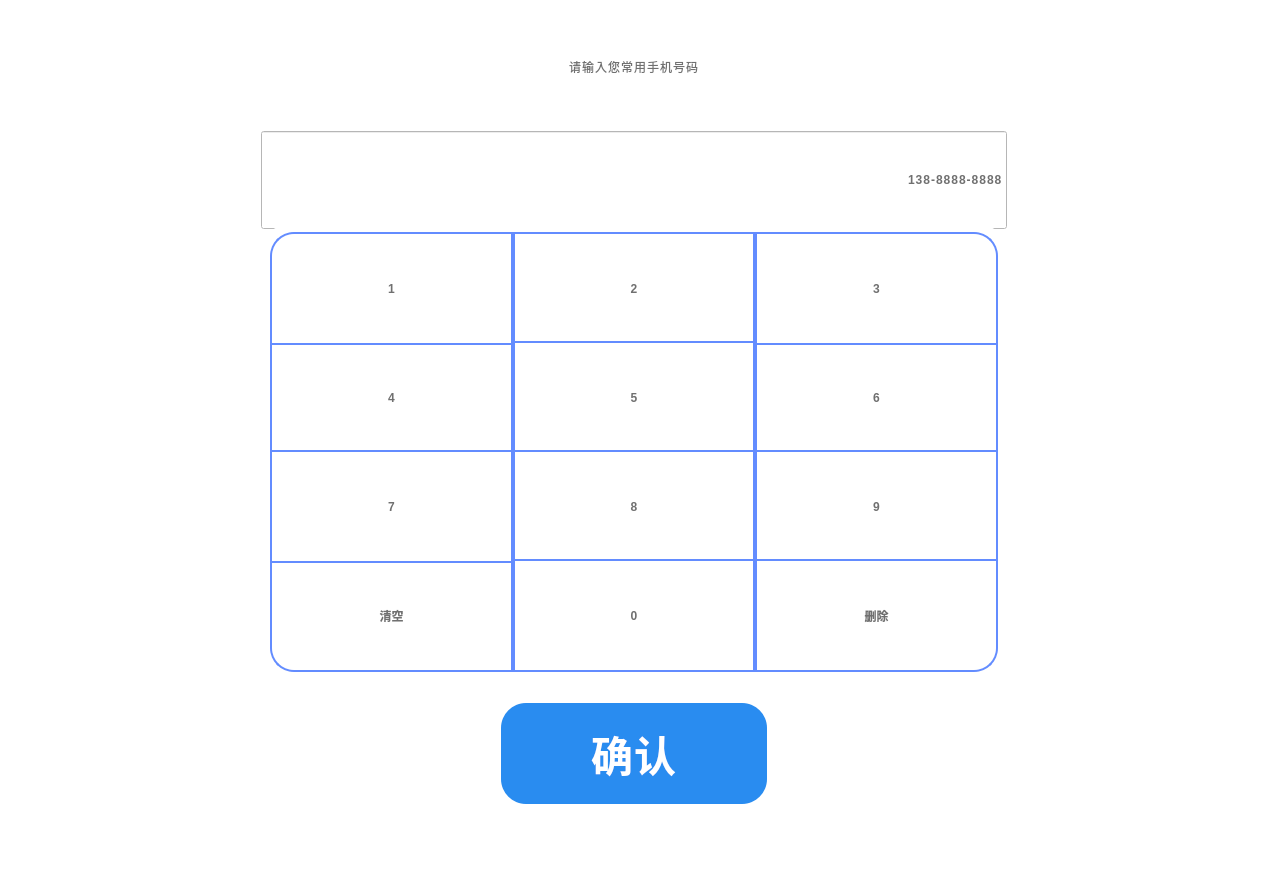
Before: the Qt Designer form SSCard_System/uc_inputmobile.ui in leithergit/SSCard_System, drawn with Qt 5.
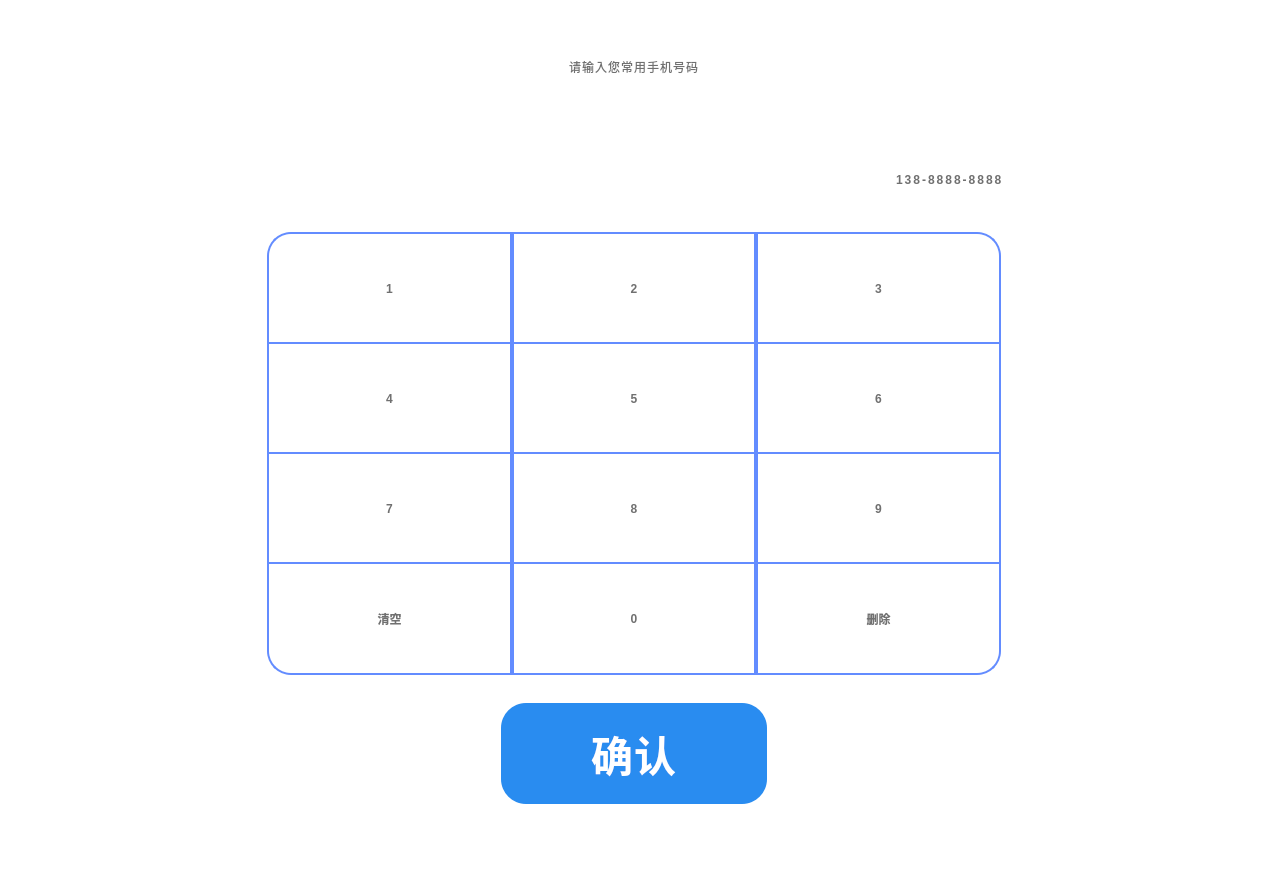
After: the same form once the commit is applied. Icons and pictures are not drawn.

What changed in the file:
```diff
--- a/SSCard_System/uc_inputmobile.ui
+++ b/SSCard_System/uc_inputmobile.ui
@@ -96,10 +96,11 @@
           <string notr="true">font: 57 64px &quot;思源黑体 CN Medium&quot;;
 font-weight: bold;
 line-height: 49px;
-letter-spacing: 1px;
+letter-spacing: 2px;
 color: #707070;
 background-color: #ffffff;
-border-image: url(:/Image/InputMobile_BK.png);</string>
+border-image: url(:/Image/InputMobile_BK.png);
+border: solid 4px #638cff;</string>
          </property>
          <property name="inputMask">
           <string>000-0000-0000</string>
@@ -147,178 +148,21 @@
          </property>
          <layout class="QGridLayout" name="gridLayout">
           <property name="leftMargin">
-           <number>9</number>
+           <number>6</number>
           </property>
           <property name="topMargin">
            <number>6</number>
           </property>
           <property name="rightMargin">
-           <number>9</number>
+           <number>6</number>
           </property>
           <property name="bottomMargin">
-           <number>9</number>
+           <number>6</number>
           </property>
           <property name="spacing">
            <number>0</number>
           </property>
-          <item row="2" column="2">
-           <widget class="QPushButton" name="pushButton_6">
-            <property name="minimumSize">
-             <size>
-              <width>160</width>
-              <height>113</height>
-             </size>
-            </property>
-            <property name="maximumSize">
-             <size>
-              <width>16777215</width>
-              <height>113</height>
-             </size>
-            </property>
-            <property name="styleSheet">
-             <string notr="true">font: 42px &quot;思源黑体 CN Medium&quot;;
-font-weight: bold;
-color: #707070;
-background-color: #ffffff;
-border:2px solid #638cff;</string>
-            </property>
-            <property name="text">
-             <string>6</string>
-            </property>
-           </widget>
-          </item>
-          <item row="4" column="0">
-           <widget class="QPushButton" name="pushButton_Clear">
-            <property name="minimumSize">
-             <size>
-              <width>160</width>
-              <height>113</height>
-             </size>
-            </property>
-            <property name="maximumSize">
-             <size>
-              <width>16777215</width>
-              <height>113</height>
-             </size>
-            </property>
-            <property name="styleSheet">
-             <string notr="true">font: 42px &quot;思源黑体 CN Medium&quot;;
-font-weight: bold;
-color: #707070;
-background-color: #ffffff;
-border-bottom-left-radius:24px;
-border:2px solid #638cff;</string>
-            </property>
-            <property name="text">
-             <string>清空</string>
-            </property>
-           </widget>
-          </item>
-          <item row="2" column="0">
-           <widget class="QPushButton" name="pushButton_4">
-            <property name="minimumSize">
-             <size>
-              <width>160</width>
-              <height>113</height>
-             </size>
-            </property>
-            <property name="maximumSize">
-             <size>
-              <width>16777215</width>
-              <height>113</height>
-             </size>
-            </property>
-            <property name="styleSheet">
-             <string notr="true">font: 42px &quot;思源黑体 CN Medium&quot;;
-font-weight: bold;
-color: #707070;
-background-color: #ffffff;
-border:2px solid #638cff;</string>
-            </property>
-            <property name="text">
-             <string>4</string>
-            </property>
-           </widget>
-          </item>
-          <item row="3" column="2">
-           <widget class="QPushButton" name="pushButton_9">
-            <property name="minimumSize">
-             <size>
-              <width>160</width>
-              <height>113</height>
-             </size>
-            </property>
-            <property name="maximumSize">
-             <size>
-              <width>16777215</width>
-              <height>113</height>
-             </size>
-            </property>
-            <property name="styleSheet">
-             <string notr="true">font: 42px &quot;思源黑体 CN Medium&quot;;
-font-weight: bold;
-color: #707070;
-background-color: #ffffff;
-border:2px solid #638cff;</string>
-            </property>
-            <property name="text">
-             <string>9</string>
-            </property>
-           </widget>
-          </item>
-          <item row="1" column="1">
-           <widget class="QPushButton" name="pushButton_2">
-            <property name="minimumSize">
-             <size>
-              <width>160</width>
-              <height>113</height>
-             </size>
-            </property>
-            <property name="maximumSize">
-             <size>
-              <width>16777215</width>
-              <height>113</height>
-             </size>
-            </property>
-            <property name="styleSheet">
-             <string notr="true">font: 42px &quot;思源黑体 CN Medium&quot;;
-font-weight: bold;
-color: #707070;
-background-color: #ffffff;
-border:2px solid #638cff;</string>
-            </property>
-            <property name="text">
-             <string>2</string>
-            </property>
-           </widget>
-          </item>
-          <item row="2" column="1">
-           <widget class="QPushButton" name="pushButton_5">
-            <property name="minimumSize">
-             <size>
-              <width>100</width>
-              <height>113</height>
-             </size>
-            </property>
-            <property name="maximumSize">
-             <size>
-              <width>16777215</width>
-              <height>113</height>
-             </size>
-            </property>
-            <property name="styleSheet">
-             <string notr="true">font: 42px &quot;思源黑体 CN Medium&quot;;
-font-weight: bold;
-color: #707070;
-background-color: #ffffff;
-border:2px solid #638cff;</string>
-            </property>
-            <property name="text">
-             <string>5</string>
-            </property>
-           </widget>
-          </item>
-          <item row="1" column="0">
+          <item row="0" column="0">
            <widget class="QPushButton" name="pushButton_1">
             <property name="minimumSize">
              <size>
@@ -333,20 +177,23 @@
              </size>
             </property>
             <property name="styleSheet">
-             <string notr="true">font: 42px &quot;思源黑体 CN Medium&quot;;
+             <string notr="true">#pushButton_1{font: 49px &quot;思源黑体 CN Medium&quot;;
 font-weight: bold;
 color: #707070;
 background-color: #ffffff;
 border-top-left-radius:24px;
-border:2px solid #638cff;</string>
+border:2px solid #638cff;}
+#pushButton_1:pressed{
+	background:#357a37;
+}</string>
             </property>
             <property name="text">
              <string>1</string>
             </property>
            </widget>
           </item>
-          <item row="3" column="1">
-           <widget class="QPushButton" name="pushButton_8">
+          <item row="0" column="1">
+           <widget class="QPushButton" name="pushButton_2">
             <property name="minimumSize">
              <size>
               <width>160</width>
@@ -360,18 +207,21 @@
              </size>
             </property>
             <property name="styleSheet">
-             <string notr="true">font: 42px &quot;思源黑体 CN Medium&quot;;
+             <string notr="true">#pushButton_2{font: 49px &quot;思源黑体 CN Medium&quot;;
 font-weight: bold;
 color: #707070;
 background-color: #ffffff;
-border:2px solid #638cff;</string>
+border:2px solid #638cff;}
+#pushButton_2:pressed{
+	background:#357a37;
+}</string>
             </property>
             <property name="text">
-             <string>8</string>
+             <string>2</string>
             </property>
            </widget>
           </item>
-          <item row="1" column="2">
+          <item row="0" column="2">
            <widget class="QPushButton" name="pushButton_3">
             <property name="minimumSize">
              <size>
@@ -386,19 +236,111 @@
              </size>
             </property>
             <property name="styleSheet">
-             <string notr="true">font: 42px &quot;思源黑体 CN Medium&quot;;
+             <string notr="true">#pushButton_3{font: 42px &quot;思源黑体 CN Medium&quot;;
 font-weight: bold;
 color: #707070;
 background-color: #ffffff;
 border-top-right-radius:24px;
-border:2px solid #638cff;</string>
+border:2px solid #638cff;}
+#pushButton_3:pressed{
+	background:#357a37;
+}
+</string>
             </property>
             <property name="text">
              <string>3</string>
             </property>
            </widget>
           </item>
-          <item row="3" column="0">
+          <item row="1" column="0">
+           <widget class="QPushButton" name="pushButton_4">
+            <property name="minimumSize">
+             <size>
+              <width>160</width>
+              <height>113</height>
+             </size>
+            </property>
+            <property name="maximumSize">
+             <size>
+              <width>16777215</width>
+              <height>113</height>
+             </size>
+            </property>
+            <property name="styleSheet">
+             <string notr="true">#pushButton_4{font: 49px &quot;思源黑体 CN Medium&quot;;
+font-weight: bold;
+color: #707070;
+background-color: #ffffff;
+border:2px solid #638cff;}
+#pushButton_4:pressed{
+	background:#357a37;
+}
+</string>
+            </property>
+            <property name="text">
+             <string>4</string>
+            </property>
+           </widget>
+          </item>
+          <item row="1" column="1">
+           <widget class="QPushButton" name="pushButton_5">
+            <property name="minimumSize">
+             <size>
+              <width>160</width>
+              <height>113</height>
+             </size>
+            </property>
+            <property name="maximumSize">
+             <size>
+              <width>16777215</width>
+              <height>113</height>
+             </size>
+            </property>
+            <property name="styleSheet">
+             <string notr="true">#pushButton_5{font: 49px &quot;思源黑体 CN Medium&quot;;
+font-weight: bold;
+color: #707070;
+background-color: #ffffff;
+border:2px solid #638cff;}
+#pushButton_5:pressed{
+	background:#357a37;
+}</string>
+            </property>
+            <property name="text">
+             <string>5</string>
+            </property>
+           </widget>
+          </item>
+          <item row="1" column="2">
+           <widget class="QPushButton" name="pushButton_6">
+            <property name="minimumSize">
+             <size>
+              <width>160</width>
+              <height>113</height>
+             </size>
+            </property>
+            <property name="maximumSize">
+             <size>
+              <width>16777215</width>
+              <height>113</height>
+             </size>
+            </property>
+            <property name="styleSheet">
+             <string notr="true">#pushButton_6{font: 49px &quot;思源黑体 CN Medium&quot;;
+font-weight: bold;
+color: #707070;
+background-color: #ffffff;
+border:2px solid #638cff;}
+#pushButton_6:pressed{
+	background:#357a37;
+}</string>
+            </property>
+            <property name="text">
+             <string>6</string>
+            </property>
+           </widget>
+          </item>
+          <item row="2" column="0">
            <widget class="QPushButton" name="pushButton_7">
             <property name="minimumSize">
              <size>
@@ -413,18 +355,106 @@
              </size>
             </property>
             <property name="styleSheet">
-             <string notr="true">font: 42px &quot;思源黑体 CN Medium&quot;;
+             <string notr="true">#pushButton_7{font: 49px &quot;思源黑体 CN Medium&quot;;
 font-weight: bold;
 color: #707070;
 background-color: #ffffff;
-border:2px solid #638cff;</string>
+border:2px solid #638cff;}
+#pushButton_7:pressed{
+	background:#357a37;
+}</string>
             </property>
             <property name="text">
              <string>7</string>
             </property>
            </widget>
           </item>
-          <item row="4" column="1">
+          <item row="2" column="1">
+           <widget class="QPushButton" name="pushButton_8">
+            <property name="minimumSize">
+             <size>
+              <width>160</width>
+              <height>113</height>
+             </size>
+            </property>
+            <property name="maximumSize">
+             <size>
+              <width>16777215</width>
+              <height>113</height>
+             </size>
+            </property>
+            <property name="styleSheet">
+             <string notr="true">#pushButton_8{font: 49px &quot;思源黑体 CN Medium&quot;;
+font-weight: bold;
+color: #707070;
+background-color: #ffffff;
+border:2px solid #638cff;}
+#pushButton_8:pressed{
+	background:#357a37;
+}</string>
+            </property>
+            <property name="text">
+             <string>8</string>
+            </property>
+           </widget>
+          </item>
+          <item row="2" column="2">
+           <widget class="QPushButton" name="pushButton_9">
+            <property name="minimumSize">
+             <size>
+              <width>160</width>
+              <height>113</height>
+             </size>
+            </property>
+            <property name="maximumSize">
+             <size>
+              <width>16777215</width>
+              <height>113</height>
+             </size>
+            </property>
+            <property name="styleSheet">
+             <string notr="true">#pushButton_9{font: 49px &quot;思源黑体 CN Medium&quot;;
+font-weight: bold;
+color: #707070;
+background-color: #ffffff;
+border:2px solid #638cff;}
+#pushButton_9:pressed{
+	background:#357a37;
+}</string>
+            </property>
+            <property name="text">
+             <string>9</string>
+            </property>
+           </widget>
+          </item>
+          <item row="3" column="0">
+           <widget class="QPushButton" name="pushButton_Clear">
+            <property name="minimumSize">
+             <size>
+              <width>160</width>
+              <height>113</height>
+             </size>
+            </property>
+            <property name="maximumSize">
+             <size>
+              <width>16777215</width>
+              <height>113</height>
+             </size>
+            </property>
+            <property name="styleSheet">
+             <string notr="true">font: 42px &quot;思源黑体 CN Medium&quot;;
+font-weight: bold;
+color: #707070;
+background-color: #ffffff;
+border-bottom-left-radius:24px;
+border:2px solid #638cff;</string>
+            </property>
+            <property name="text">
+             <string>清空</string>
+            </property>
+           </widget>
+          </item>
+          <item row="3" column="1">
            <widget class="QPushButton" name="pushButton_0">
             <property name="minimumSize">
              <size>
@@ -450,7 +480,7 @@
             </property>
            </widget>
           </item>
-          <item row="4" column="2">
+          <item row="3" column="2">
            <widget class="QPushButton" name="pushButton_Backspace">
             <property name="minimumSize">
              <size>
@@ -477,19 +507,6 @@
             </property>
            </widget>
           </item>
-          <item row="0" column="0">
-           <spacer name="verticalSpacer_3">
-            <property name="orientation">
-             <enum>Qt::Vertical</enum>
-            </property>
-            <property name="sizeHint" stdset="0">
-             <size>
-              <width>20</width>
-              <height>40</height>
-             </size>
-            </property>
-           </spacer>
-          </item>
          </layout>
         </widget>
        </item>
```
